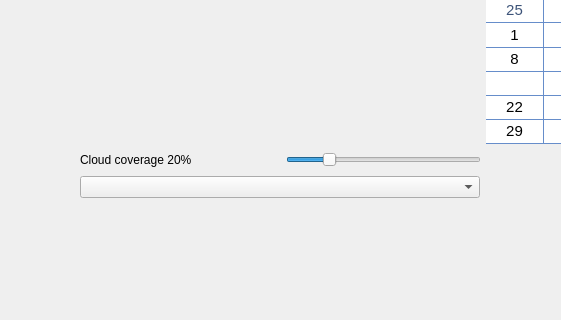
First picture: the form in SentinelHub/SentinelHub_dockwidget_base.ui, repository sentinel-hub/sentinelhub-qgis-plugin, before the edit; both pictures show x 119 to 680 and y 209 to 529 of the 1062 by 706 pixel window.
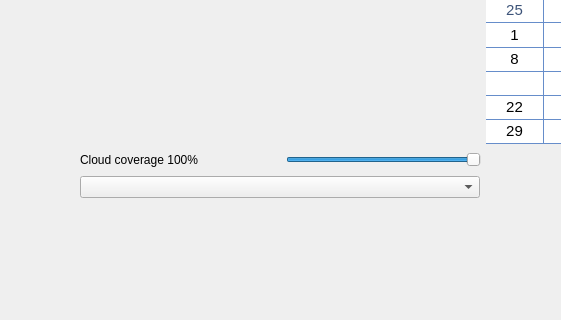
Second picture: the form after the edit.

```diff
--- a/SentinelHub/SentinelHub_dockwidget_base.ui
+++ b/SentinelHub/SentinelHub_dockwidget_base.ui
@@ -905,7 +905,7 @@
                    </size>
                   </property>
                   <property name="text">
-                   <string>Cloud coverage 20%</string>
+                   <string>Cloud coverage 100%</string>
                   </property>
                   <property name="indent">
                    <number>-1</number>
@@ -930,10 +930,10 @@
                    <number>100</number>
                   </property>
                   <property name="value">
-                   <number>20</number>
+                   <number>100</number>
                   </property>
                   <property name="sliderPosition">
-                   <number>20</number>
+                   <number>100</number>
                   </property>
                   <property name="orientation">
                    <enum>Qt::Horizontal</enum>
```
